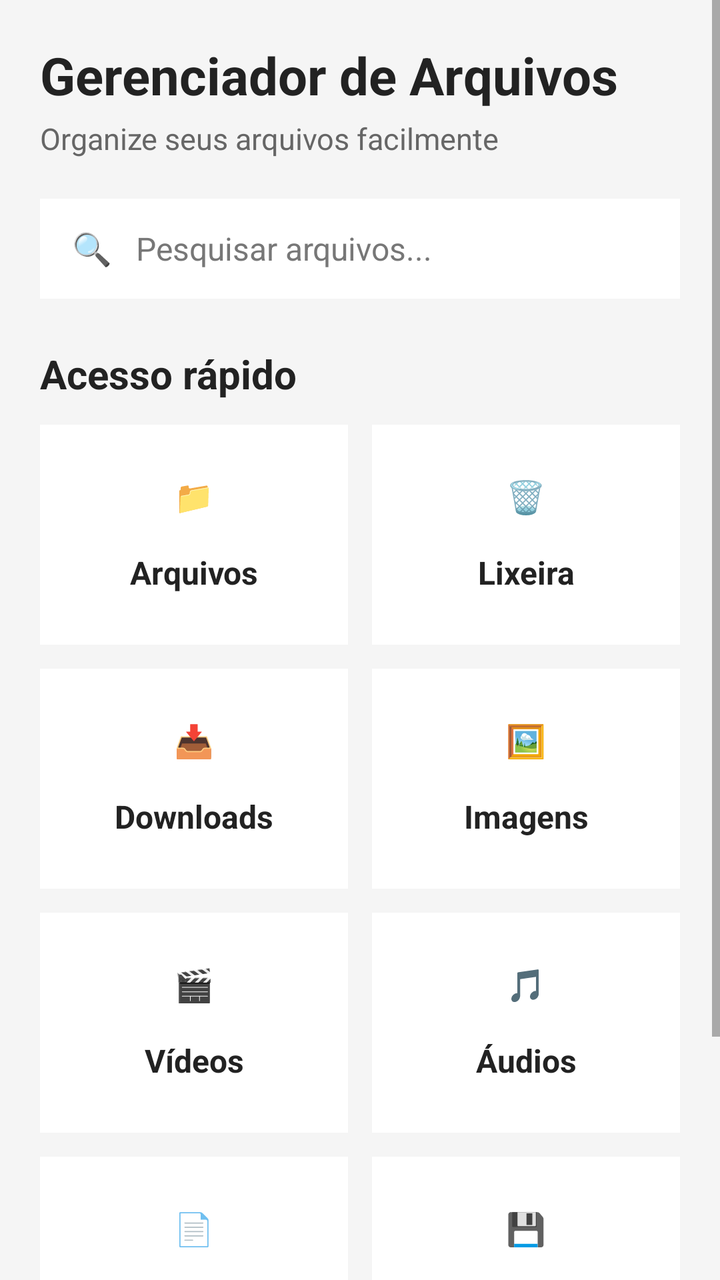
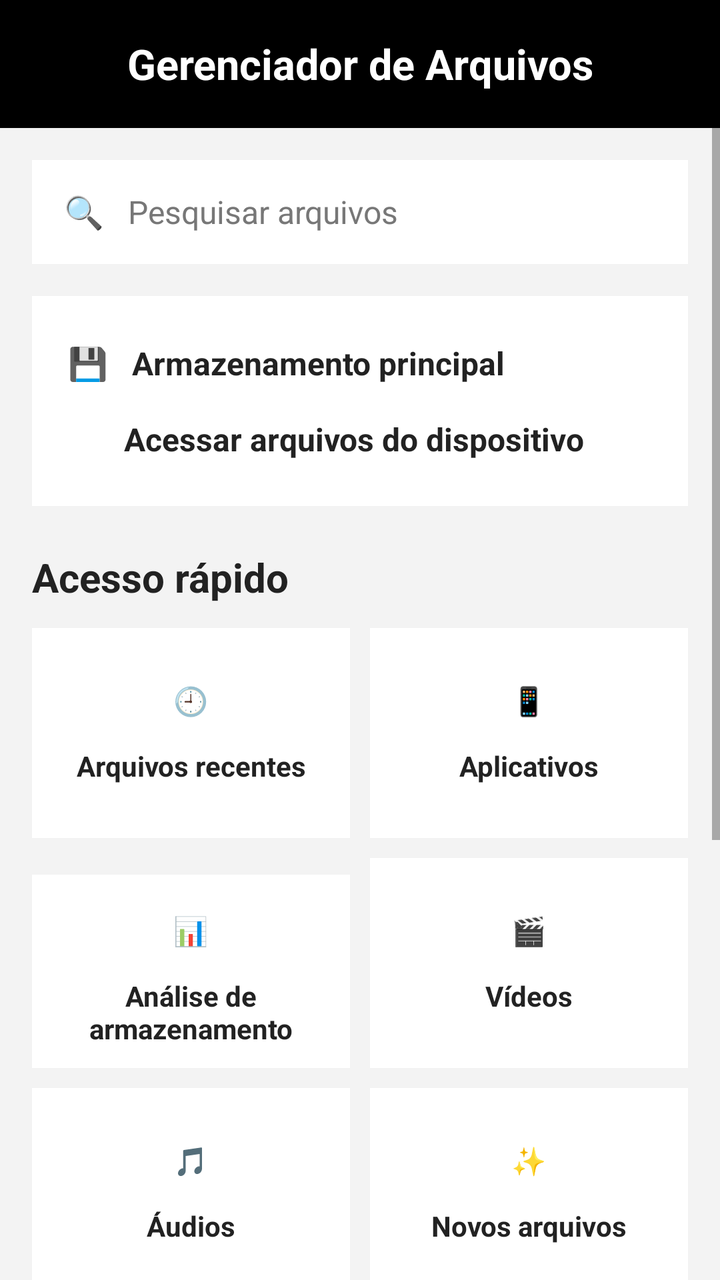

An Android layout rendered at two revisions. The XML below is the earlier revision; the diff shows what the commit changed to produce the second picture.
<!-- AndroidManifest.xml: application theme android:Theme.Material.Light.NoActionBar -->
<!-- res/layout/activity_main.xml -->
<?xml version="1.0" encoding="utf-8"?>
<ScrollView xmlns:android="http://schemas.android.com/apk/res/android"
    android:layout_width="match_parent"
    android:layout_height="match_parent"
    android:background="#F5F5F5">

    <LinearLayout
        android:layout_width="match_parent"
        android:layout_height="wrap_content"
        android:orientation="vertical"
        android:padding="20dp">

        <TextView
            android:layout_width="match_parent"
            android:layout_height="wrap_content"
            android:text="Gerenciador de Arquivos"
            android:textColor="#222222"
            android:textSize="26sp"
            android:textStyle="bold" />

        <TextView
            android:layout_width="match_parent"
            android:layout_height="wrap_content"
            android:layout_marginTop="4dp"
            android:text="Organize seus arquivos facilmente"
            android:textColor="#666666"
            android:textSize="15sp" />

        <TextView
            android:layout_width="match_parent"
            android:layout_height="50dp"
            android:layout_marginTop="20dp"
            android:background="#FFFFFF"
            android:gravity="center_vertical"
            android:paddingStart="16dp"
            android:text="🔍   Pesquisar arquivos..."
            android:textColor="#777777"
            android:textSize="16sp" />

        <TextView
            android:layout_width="match_parent"
            android:layout_height="wrap_content"
            android:layout_marginTop="24dp"
            android:text="Acesso rápido"
            android:textColor="#222222"
            android:textSize="20sp"
            android:textStyle="bold" />

        <LinearLayout
            android:layout_width="match_parent"
            android:layout_height="wrap_content"
            android:layout_marginTop="12dp"
            android:orientation="horizontal">

            <TextView
                android:layout_width="0dp"
                android:layout_height="110dp"
                android:layout_marginEnd="6dp"
                android:layout_weight="1"
                android:background="#FFFFFF"
                android:gravity="center"
                android:text="📁\n\nArquivos"
                android:textColor="#222222"
                android:textSize="16sp"
                android:textStyle="bold" />

            <TextView
                android:layout_width="0dp"
                android:layout_height="110dp"
                android:layout_marginStart="6dp"
                android:layout_weight="1"
                android:background="#FFFFFF"
                android:gravity="center"
                android:text="🗑️\n\nLixeira"
                android:textColor="#222222"
                android:textSize="16sp"
                android:textStyle="bold" />

        </LinearLayout>

        <LinearLayout
            android:layout_width="match_parent"
            android:layout_height="wrap_content"
            android:layout_marginTop="12dp"
            android:orientation="horizontal">

            <TextView
                android:layout_width="0dp"
                android:layout_height="110dp"
                android:layout_marginEnd="6dp"
                android:layout_weight="1"
                android:background="#FFFFFF"
                android:gravity="center"
                android:text="📥\n\nDownloads"
                android:textColor="#222222"
                android:textSize="16sp"
                android:textStyle="bold" />

            <TextView
                android:layout_width="0dp"
                android:layout_height="110dp"
                android:layout_marginStart="6dp"
                android:layout_weight="1"
                android:background="#FFFFFF"
                android:gravity="center"
                android:text="🖼️\n\nImagens"
                android:textColor="#222222"
                android:textSize="16sp"
                android:textStyle="bold" />

        </LinearLayout>

        <LinearLayout
            android:layout_width="match_parent"
            android:layout_height="wrap_content"
            android:layout_marginTop="12dp"
            android:orientation="horizontal">

            <TextView
                android:layout_width="0dp"
                android:layout_height="110dp"
                android:layout_marginEnd="6dp"
                android:layout_weight="1"
                android:background="#FFFFFF"
                android:gravity="center"
                android:text="🎬\n\nVídeos"
                android:textColor="#222222"
                android:textSize="16sp"
                android:textStyle="bold" />

            <TextView
                android:layout_width="0dp"
                android:layout_height="110dp"
                android:layout_marginStart="6dp"
                android:layout_weight="1"
                android:background="#FFFFFF"
                android:gravity="center"
                android:text="🎵\n\nÁudios"
                android:textColor="#222222"
                android:textSize="16sp"
                android:textStyle="bold" />

        </LinearLayout>

        <LinearLayout
            android:layout_width="match_parent"
            android:layout_height="wrap_content"
            android:layout_marginTop="12dp"
            android:orientation="horizontal">

            <TextView
                android:layout_width="0dp"
                android:layout_height="110dp"
                android:layout_marginEnd="6dp"
                android:layout_weight="1"
                android:background="#FFFFFF"
                android:gravity="center"
                android:text="📄\n\nDocumentos"
                android:textColor="#222222"
                android:textSize="16sp"
                android:textStyle="bold" />

            <TextView
                android:layout_width="0dp"
                android:layout_height="110dp"
                android:layout_marginStart="6dp"
                android:layout_weight="1"
                android:background="#FFFFFF"
                android:gravity="center"
                android:text="💾\n\nArmazenamento"
                android:textColor="#222222"
                android:textSize="16sp"
                android:textStyle="bold" />

        </LinearLayout>

        <TextView
            android:layout_width="match_parent"
            android:layout_height="70dp"
            android:layout_marginTop="12dp"
            android:background="#FFFFFF"
            android:gravity="center"
            android:text="⚙️   Configurações"
            android:textColor="#222222"
            android:textSize="17sp"
            android:textStyle="bold" />

    </LinearLayout>

</ScrollView>
<!-- resources referenced by this layout -->
<resources>

</resources>

<!-- the commit's change to res/layout/activity_main.xml (unified diff, before → after) -->
@@ -2,189 +2,254 @@
 <ScrollView xmlns:android="http://schemas.android.com/apk/res/android"
     android:layout_width="match_parent"
     android:layout_height="match_parent"
-    android:background="#F5F5F5">
+    android:background="#F3F3F3">
 
     <LinearLayout
         android:layout_width="match_parent"
         android:layout_height="wrap_content"
-        android:orientation="vertical"
-        android:padding="20dp">
+        android:orientation="vertical">
+
+        
 
         <TextView
             android:layout_width="match_parent"
-            android:layout_height="wrap_content"
+            android:layout_height="64dp"
+            android:background="#000000"
+            android:gravity="center"
             android:text="Gerenciador de Arquivos"
-            android:textColor="#222222"
-            android:textSize="26sp"
-            android:textStyle="bold" />
-
-        <TextView
-            android:layout_width="match_parent"
-            android:layout_height="wrap_content"
-            android:layout_marginTop="4dp"
-            android:text="Organize seus arquivos facilmente"
-            android:textColor="#666666"
-            android:textSize="15sp" />
-
-        <TextView
-            android:layout_width="match_parent"
-            android:layout_height="50dp"
-            android:layout_marginTop="20dp"
-            android:background="#FFFFFF"
-            android:gravity="center_vertical"
-            android:paddingStart="16dp"
-            android:text="🔍   Pesquisar arquivos..."
-            android:textColor="#777777"
-            android:textSize="16sp" />
-
-        <TextView
-            android:layout_width="match_parent"
-            android:layout_height="wrap_content"
-            android:layout_marginTop="24dp"
-            android:text="Acesso rápido"
-            android:textColor="#222222"
-            android:textSize="20sp"
+            android:textColor="#FFFFFF"
+            android:textSize="21sp"
             android:textStyle="bold" />
 
         <LinearLayout
             android:layout_width="match_parent"
             android:layout_height="wrap_content"
-            android:layout_marginTop="12dp"
-            android:orientation="horizontal">
-
-            <TextView
-                android:layout_width="0dp"
-                android:layout_height="110dp"
-                android:layout_marginEnd="6dp"
-                android:layout_weight="1"
+            android:orientation="vertical"
+            android:padding="16dp">
+
+            
+
+            <TextView
+                android:layout_width="match_parent"
+                android:layout_height="52dp"
+                android:background="#FFFFFF"
+                android:gravity="center_vertical"
+                android:paddingStart="16dp"
+                android:text="🔍   Pesquisar arquivos"
+                android:textColor="#777777"
+                android:textSize="16sp" />
+
+            
+
+            <TextView
+                android:layout_width="match_parent"
+                android:layout_height="105dp"
+                android:layout_marginTop="16dp"
+                android:background="#FFFFFF"
+                android:gravity="center_vertical"
+                android:padding="18dp"
+                android:text="💾   Armazenamento principal&#10;&#10;       Acessar arquivos do dispositivo"
+                android:textColor="#222222"
+                android:textSize="16sp"
+                android:textStyle="bold"
+                android:id="@+id/armazenamento_principal" />
+
+            
+
+            <TextView
+                android:layout_width="match_parent"
+                android:layout_height="wrap_content"
+                android:layout_marginTop="22dp"
+                android:text="Acesso rápido"
+                android:textColor="#222222"
+                android:textSize="20sp"
+                android:textStyle="bold" />
+
+            
+
+            <LinearLayout
+                android:layout_width="match_parent"
+                android:layout_height="wrap_content"
+                android:layout_marginTop="12dp"
+                android:orientation="horizontal">
+
+                <TextView
+                    android:layout_width="0dp"
+                    android:layout_height="105dp"
+                    android:layout_marginEnd="5dp"
+                    android:layout_weight="1"
+                    android:background="#FFFFFF"
+                    android:gravity="center"
+                    android:text="🕘&#10;&#10;Arquivos recentes"
+                    android:textColor="#222222"
+                    android:textSize="14sp"
+                    android:textStyle="bold" />
+
+                <TextView
+                    android:layout_width="0dp"
+                    android:layout_height="105dp"
+                    android:layout_marginStart="5dp"
+                    android:layout_weight="1"
+                    android:background="#FFFFFF"
+                    android:gravity="center"
+                    android:text="📱&#10;&#10;Aplicativos"
+                    android:textColor="#222222"
+                    android:textSize="14sp"
+                    android:textStyle="bold" />
+
+            </LinearLayout>
+
+            
+
+            <LinearLayout
+                android:layout_width="match_parent"
+                android:layout_height="wrap_content"
+                android:layout_marginTop="10dp"
+                android:orientation="horizontal">
+
+                <TextView
+                    android:layout_width="0dp"
+                    android:layout_height="105dp"
+                    android:layout_marginEnd="5dp"
+                    android:layout_weight="1"
+                    android:background="#FFFFFF"
+                    android:gravity="center"
+                    android:text="📊&#10;&#10;Análise de&#10;armazenamento"
+                    android:textColor="#222222"
+                    android:textSize="14sp"
+                    android:textStyle="bold" />
+
+                <TextView
+                    android:layout_width="0dp"
+                    android:layout_height="105dp"
+                    android:layout_marginStart="5dp"
+                    android:layout_weight="1"
+                    android:background="#FFFFFF"
+                    android:gravity="center"
+                    android:text="🎬&#10;&#10;Vídeos"
+                    android:textColor="#222222"
+                    android:textSize="14sp"
+                    android:textStyle="bold" />
+
+            </LinearLayout>
+
+            
+
+            <LinearLayout
+                android:layout_width="match_parent"
+                android:layout_height="wrap_content"
+                android:layout_marginTop="10dp"
+                android:orientation="horizontal">
+
+                <TextView
+                    android:layout_width="0dp"
+                    android:layout_height="105dp"
+                    android:layout_marginEnd="5dp"
+                    android:layout_weight="1"
+                    android:background="#FFFFFF"
+                    android:gravity="center"
+                    android:text="🎵&#10;&#10;Áudios"
+                    android:textColor="#222222"
+                    android:textSize="14sp"
+                    android:textStyle="bold" />
+
+                <TextView
+                    android:layout_width="0dp"
+                    android:layout_height="105dp"
+                    android:layout_marginStart="5dp"
+                    android:layout_weight="1"
+                    android:background="#FFFFFF"
+                    android:gravity="center"
+                    android:text="✨&#10;&#10;Novos arquivos"
+                    android:textColor="#222222"
+                    android:textSize="14sp"
+                    android:textStyle="bold" />
+
+            </LinearLayout>
+
+            
+
+            <LinearLayout
+                android:layout_width="match_parent"
+                android:layout_height="wrap_content"
+                android:layout_marginTop="10dp"
+                android:orientation="horizontal">
+
+                <TextView
+                    android:layout_width="0dp"
+                    android:layout_height="105dp"
+                    android:layout_marginEnd="5dp"
+                    android:layout_weight="1"
+                    android:background="#FFFFFF"
+                    android:gravity="center"
+                    android:text="🖼️&#10;&#10;Imagens"
+                    android:textColor="#222222"
+                    android:textSize="14sp"
+                    android:textStyle="bold" />
+
+                <TextView
+                    android:layout_width="0dp"
+                    android:layout_height="105dp"
+                    android:layout_marginStart="5dp"
+                    android:layout_weight="1"
+                    android:background="#FFFFFF"
+                    android:gravity="center"
+                    android:text="📄&#10;&#10;Documentos"
+                    android:textColor="#222222"
+                    android:textSize="14sp"
+                    android:textStyle="bold" />
+
+            </LinearLayout>
+
+            
+
+            <LinearLayout
+                android:layout_width="match_parent"
+                android:layout_height="wrap_content"
+                android:layout_marginTop="10dp"
+                android:orientation="horizontal">
+
+                <TextView
+                    android:layout_width="0dp"
+                    android:layout_height="105dp"
+                    android:layout_marginEnd="5dp"
+                    android:layout_weight="1"
+                    android:background="#FFFFFF"
+                    android:gravity="center"
+                    android:text="🗑️&#10;&#10;Lixeira"
+                    android:textColor="#222222"
+                    android:textSize="14sp"
+                    android:textStyle="bold" />
+
+                <TextView
+                    android:layout_width="0dp"
+                    android:layout_height="105dp"
+                    android:layout_marginStart="5dp"
+                    android:layout_weight="1"
+                    android:background="#FFFFFF"
+                    android:gravity="center"
+                    android:text="📥&#10;&#10;Download"
+                    android:textColor="#222222"
+                    android:textSize="14sp"
+                    android:textStyle="bold" />
+
+            </LinearLayout>
+
+            
+
+            <TextView
+                android:layout_width="match_parent"
+                android:layout_height="70dp"
+                android:layout_marginTop="10dp"
                 android:background="#FFFFFF"
                 android:gravity="center"
-                android:text="📁\n\nArquivos"
+                android:text="⚙️   Configurações"
                 android:textColor="#222222"
                 android:textSize="16sp"
                 android:textStyle="bold" />
 
-            <TextView
-                android:layout_width="0dp"
-                android:layout_height="110dp"
-                android:layout_marginStart="6dp"
-                android:layout_weight="1"
-                android:background="#FFFFFF"
-                android:gravity="center"
-                android:text="🗑️\n\nLixeira"
-                android:textColor="#222222"
-                android:textSize="16sp"
-                android:textStyle="bold" />
-
         </LinearLayout>
 
-        <LinearLayout
-            android:layout_width="match_parent"
-            android:layout_height="wrap_content"
-            android:layout_marginTop="12dp"
-            android:orientation="horizontal">
-
-            <TextView
-                android:layout_width="0dp"
-                android:layout_height="110dp"
-                android:layout_marginEnd="6dp"
-                android:layout_weight="1"
-                android:background="#FFFFFF"
-                android:gravity="center"
-                android:text="📥\n\nDownloads"
-                android:textColor="#222222"
-                android:textSize="16sp"
-                android:textStyle="bold" />
-
-            <TextView
-                android:layout_width="0dp"
-                android:layout_height="110dp"
-                android:layout_marginStart="6dp"
-                android:layout_weight="1"
-                android:background="#FFFFFF"
-                android:gravity="center"
-                android:text="🖼️\n\nImagens"
-                android:textColor="#222222"
-                android:textSize="16sp"
-                android:textStyle="bold" />
-
-        </LinearLayout>
-
-        <LinearLayout
-            android:layout_width="match_parent"
-            android:layout_height="wrap_content"
-            android:layout_marginTop="12dp"
-            android:orientation="horizontal">
-
-            <TextView
-                android:layout_width="0dp"
-                android:layout_height="110dp"
-                android:layout_marginEnd="6dp"
-                android:layout_weight="1"
-                android:background="#FFFFFF"
-                android:gravity="center"
-                android:text="🎬\n\nVídeos"
-                android:textColor="#222222"
-                android:textSize="16sp"
-                android:textStyle="bold" />
-
-            <TextView
-                android:layout_width="0dp"
-                android:layout_height="110dp"
-                android:layout_marginStart="6dp"
-                android:layout_weight="1"
-                android:background="#FFFFFF"
-                android:gravity="center"
-                android:text="🎵\n\nÁudios"
-                android:textColor="#222222"
-                android:textSize="16sp"
-                android:textStyle="bold" />
-
-        </LinearLayout>
-
-        <LinearLayout
-            android:layout_width="match_parent"
-            android:layout_height="wrap_content"
-            android:layout_marginTop="12dp"
-            android:orientation="horizontal">
-
-            <TextView
-                android:layout_width="0dp"
-                android:layout_height="110dp"
-                android:layout_marginEnd="6dp"
-                android:layout_weight="1"
-                android:background="#FFFFFF"
-                android:gravity="center"
-                android:text="📄\n\nDocumentos"
-                android:textColor="#222222"
-                android:textSize="16sp"
-                android:textStyle="bold" />
-
-            <TextView
-                android:layout_width="0dp"
-                android:layout_height="110dp"
-                android:layout_marginStart="6dp"
-                android:layout_weight="1"
-                android:background="#FFFFFF"
-                android:gravity="center"
-                android:text="💾\n\nArmazenamento"
-                android:textColor="#222222"
-                android:textSize="16sp"
-                android:textStyle="bold" />
-
-        </LinearLayout>
-
-        <TextView
-            android:layout_width="match_parent"
-            android:layout_height="70dp"
-            android:layout_marginTop="12dp"
-            android:background="#FFFFFF"
-            android:gravity="center"
-            android:text="⚙️   Configurações"
-            android:textColor="#222222"
-            android:textSize="17sp"
-            android:textStyle="bold" />
-
     </LinearLayout>
 
 </ScrollView>
